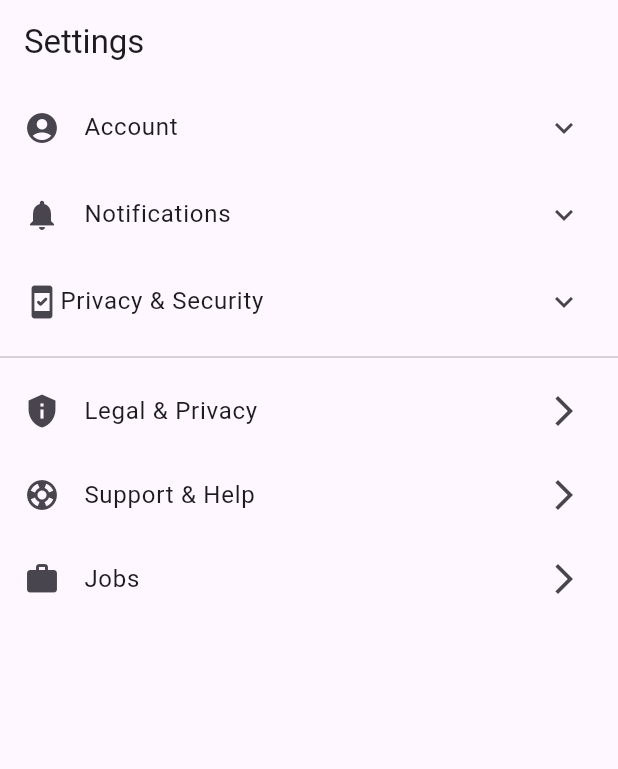
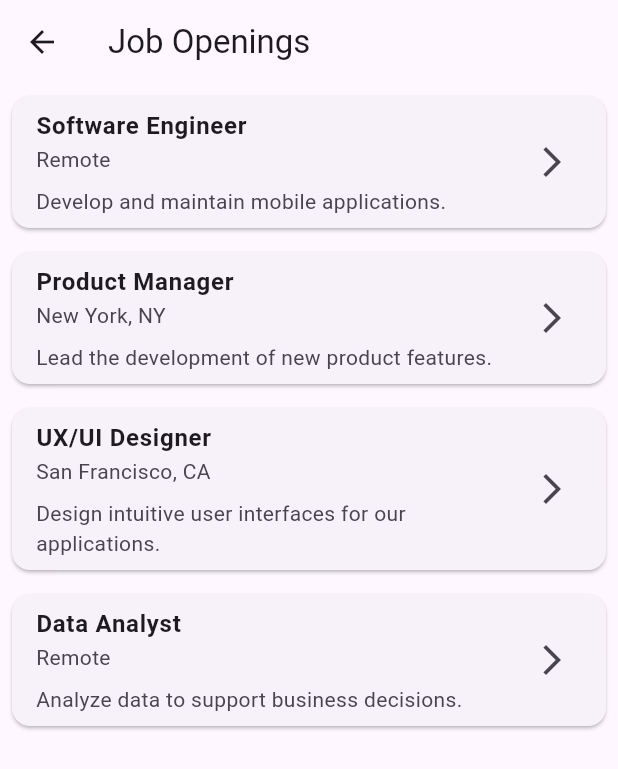
Before and after one commit to EliteWise/lingui_mobile, a Flutter app: the screen it shows after launch, after a tap on "Jobs", on a phone screen of 412 x 824 dp. Shown: the top 769 px of the screen. Run offline on Flutter 3.47's test engine with Material 3 defaults, Android fonts, the phone set to English and light mode, and no system bars; our stand-ins replace cached_network_image, flutter_chat_types, flutter_chat_ui, flutter_riverpod, flutter_svg, font_awesome_flutter and 4 more; missing offline and left inert: dart:ffi.

Commit message:
Add support & help page with faq + contact | add jobs page with mail provider opener

```diff
--- /dev/null
+++ b/lib/views/jobs_page.dart
@@ -0,0 +1,79 @@
+import 'package:flutter/material.dart';
+import 'package:url_launcher/url_launcher.dart';
+
+class JobsPage extends StatelessWidget {
+  final List<Map<String, String>> jobListings = [
+    {
+      "title": "Software Engineer",
+      "location": "Remote",
+      "description": "Develop and maintain mobile applications.",
+    },
+    {
+      "title": "Product Manager",
+      "location": "New York, NY",
+      "description": "Lead the development of new product features."
+    },
+    {
+      "title": "UX/UI Designer",
+      "location": "San Francisco, CA",
+      "description": "Design intuitive user interfaces for our applications.",
+    },
+    {
+      "title": "Data Analyst",
+      "location": "Remote",
+      "description": "Analyze data to support business decisions.",
+    },
+  ];
+
+  final String supportEmail = "support@yourcompany.com";
+
+  Future<void> _launchEmail() async {
+    final Uri emailUri = Uri(
+      scheme: 'mailto',
+      path: supportEmail,
+      query: 'subject=Lingui Jobs',
+    );
+
+    if (await canLaunchUrl(emailUri)) {
+      await launchUrl(emailUri);
+    } else {
+      print('Could not launch $emailUri');
+    }
+  }
+
+  @override
+  Widget build(BuildContext context) {
+    return Scaffold(
+      appBar: AppBar(
+        title: Text("Job Openings"),
+      ),
+      body: ListView.builder(
+        itemCount: jobListings.length,
+        itemBuilder: (context, index) {
+          final job = jobListings[index];
+          return Card(
+            margin: EdgeInsets.all(8.0),
+            child: ListTile(
+              title: Text(
+                job["title"]!,
+                style: TextStyle(fontWeight: FontWeight.bold),
+              ),
+              subtitle: Column(
+                crossAxisAlignment: CrossAxisAlignment.start,
+                children: [
+                  Text(job["location"]!),
+                  SizedBox(height: 8.0),
+                  Text(job["description"]!),
+                ],
+              ),
+              trailing: Icon(Icons.arrow_forward_ios),
+              onTap: () {
+                _launchEmail();
+              },
+            ),
+          );
+        },
+      ),
+    );
+  }
+}
--- a/lib/views/settings_page.dart
+++ b/lib/views/settings_page.dart
@@ -1,5 +1,7 @@
 import 'package:flutter/material.dart';
+import 'package:lingui_mobile/views/jobs_page.dart';
 import 'package:lingui_mobile/views/legal_privacy_page.dart';
+import 'package:lingui_mobile/views/support_help_page.dart';
 
 class SettingsPage extends StatefulWidget {
   const SettingsPage({super.key});
@@ -25,6 +27,7 @@ class _SettingsPageState extends State<SettingsPage> {
             title: Row(
               children: [
                 Icon(Icons.security_update_good_rounded),
+                const SizedBox(width: 16.0),
                 Text('Privacy & Security')
               ],
             ),
@@ -43,8 +46,18 @@ class _SettingsPageState extends State<SettingsPage> {
               MaterialPageRoute(builder: (context) => LegalPrivacyPage()),
             );
           }),
-          SettingItem(icon: Icons.support, title: 'Support & Help', onTap: () {}),
-          SettingItem(icon: Icons.work, title: 'Jobs', onTap: () {}),
+          SettingItem(icon: Icons.support, title: 'Support & Help', onTap: () {
+            Navigator.push(
+                context,
+                MaterialPageRoute(builder: (context) => SupportHelpPage())
+            );
+          }),
+          SettingItem(icon: Icons.work, title: 'Jobs', onTap: () {
+            Navigator.push(
+                context,
+                MaterialPageRoute(builder: (context) => JobsPage())
+            );
+          }),
         ]
       )
     );
--- a/pubspec.yaml
+++ b/pubspec.yaml
@@ -48,6 +48,7 @@ dependencies:
   flutter_riverpod: ^2.5.1
   riverpod_annotation: ^2.3.5
   photo_view: ^0.15.0
+  url_launcher: ^6.3.0
 
 dev_dependencies:
   flutter_test:
```
Also changed, not shown: lib/views/support_help_page.dart (added, +218 -0 lines), pubspec.lock, 1 other file.
